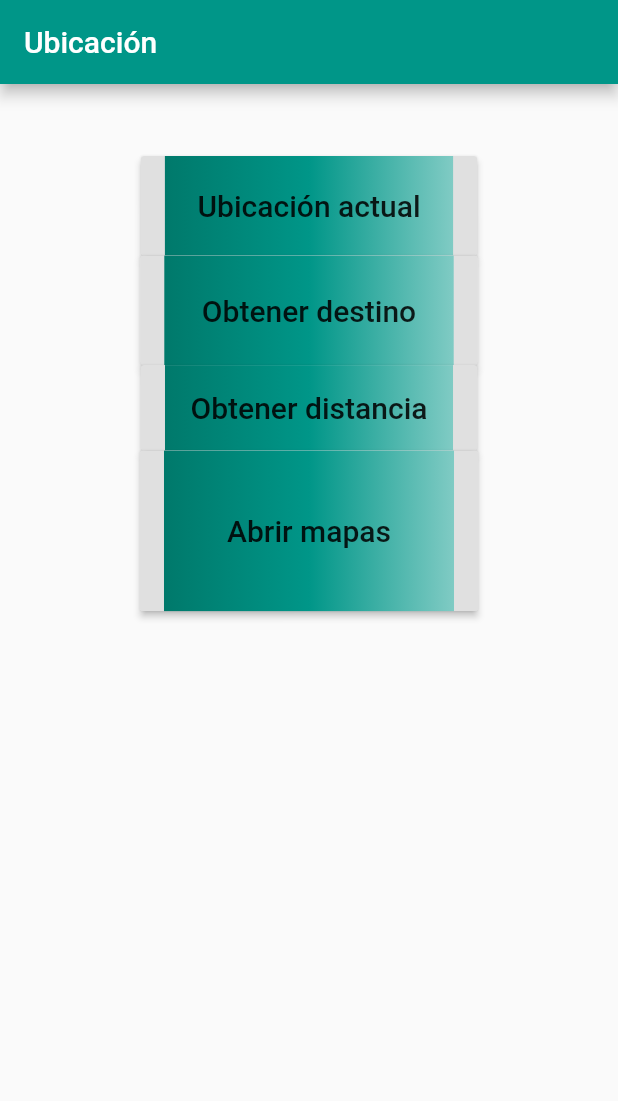
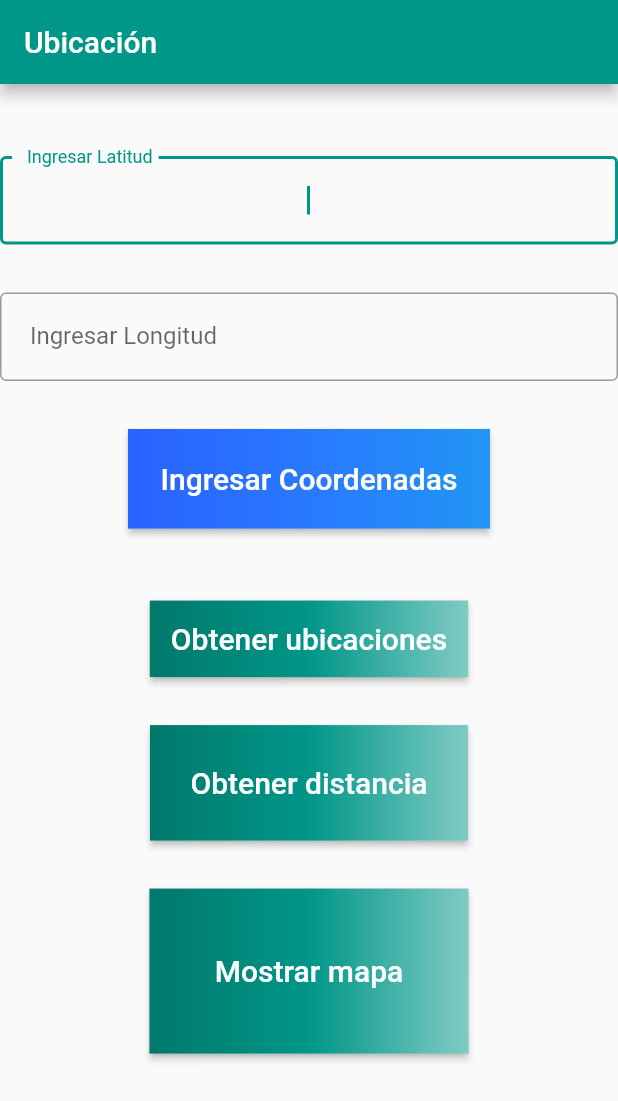
Before and after one commit to CarlosAguileraJ/Actividades-Aplicaciones-Moviles, a Flutter app: the screen it shows after launch, on a phone screen of 412 x 824 dp. Shown: the top 1101 px of the screen. Run offline on Flutter 3.47's test engine with Material 2 defaults, Android fonts, the phone set to English and light mode, and no system bars; our stand-ins replace geolocator, google_maps_flutter.

Commit message:
Agrege TextField para coordenadas
Se agregaron 2 TextField para ingresar coordenadas del destino

```diff
--- a/geolocalizacion_distancia/lib/Inicio.dart
+++ b/geolocalizacion_distancia/lib/Inicio.dart
@@ -1,4 +1,6 @@
+import 'package:flutter/gestures.dart';
 import 'package:flutter/material.dart';
+import 'package:flutter/widgets.dart';
 import 'package:geolocator/geolocator.dart';
 import 'Distancia.dart';
 
@@ -21,7 +23,13 @@ class _InicioState extends State<Inicio> {
   // distancias en metro km
   double _distanciaEnMetros, _distanciakm;
   // asignamos longitud y latitud del destino
-  double _latitud= 20.6737883, _logitud=-103.3704326 ; // modificar aqui las coordenadas del destino
+  double _latitud , _logitud ; // modificar aqui las coordenadas del destino
+  String inputstr = "";
+  String inputstr2 = "";
+  //= 20.6737883,-103.3704326;
+
+  final myController = TextEditingController();
+  final myController2 = TextEditingController();
 
   //= 20.6737883,-103.3704326;
 
@@ -32,8 +40,9 @@ class _InicioState extends State<Inicio> {
         title: Text("Ubicación"),
       ),
       //backgroundColor: Colors.lightBlue,
-      body: Center(
-        child: Column(
+      body: SingleChildScrollView(
+        child: Center(
+          child: Column(
           mainAxisAlignment: MainAxisAlignment.start,
           children: <Widget>[
             //Si el objeto que contiene las coordenadas no es nulo, muestra la ubicación
@@ -50,9 +59,92 @@ class _InicioState extends State<Inicio> {
               Text("\n  \t \t Distancia al destino:  $_distanciakm"+" Km  ", style: TextStyle(fontSize: 16, fontStyle: FontStyle.italic, color: Colors.teal),),
 
             Text("\n\n"),
+             TextField(
+               style: TextStyle(color: Colors.teal),
+               autofocus: true,
+                cursorColor: Colors.teal,
+                textAlign: TextAlign.center,
+                keyboardType: TextInputType.numberWithOptions(signed: true,decimal: true),
+                decoration:  InputDecoration(
+                border: OutlineInputBorder(),
+                  labelText: '  Ingresar Latitud',
+              ),
+              onChanged: (String textinput) {
+                setState(() {
+                  inputstr = textinput;
+                  _latitud=double.tryParse(inputstr);
+                });
+              },
+              controller: myController,
+            ),
+            Text("\n"),
+
+
+
+            new TextField(
+              autofocus: true,
+              cursorColor: Colors.teal,
+              textAlign: TextAlign.center,
+              style: TextStyle(color: Colors.teal),
+              keyboardType: TextInputType.numberWithOptions(signed: true,decimal: true),
+              decoration: new InputDecoration(
+                  border: OutlineInputBorder(),
+                    labelText: '  Ingresar Longitud'
+              ),
+              onChanged: (String textinput2) {
+                setState(() {
+                  inputstr2 = textinput2;
+                  _logitud= double.tryParse(inputstr2);
+                });
+              },
+              controller: myController2,
+            ),
+            Text("\n"),
 
             // boton obtener ubicacion
             RaisedButton(
+              textColor: Colors.white,
+              padding: const EdgeInsets.all(0.0),
+              child: Container(
+                decoration: const BoxDecoration(
+                  gradient: LinearGradient(
+                    colors: <Color>[
+                      Color(0xFF2962FF),
+                      Color(0xFF2979FF),
+                      Color(0xFF2196F3),
+                    ],
+                  ),
+                ),
+                padding: const EdgeInsets.all(21.7),
+                child: const Text(
+                  'Ingresar Coordenadas',
+                  style: TextStyle(fontSize: 20),
+                ),
+              ),
+              onPressed: () {
+                return showDialog(
+
+                  context: context,
+                  builder: (context) {
+                    return AlertDialog(
+                      // Recupera el texto que el usuario ha digitado utilizando nuestro
+                      // TextEditingController
+                      content: Text("Coordenadas Ingresadas: "+"\n\nLatitud:"+ myController.text+"\nLongitud: "+myController2.text,
+                      style: TextStyle(fontSize: 20),
+                      ),
+                      contentTextStyle: TextStyle(color: Colors.teal),
+                    );
+                  },
+                );
+              },
+
+            ),
+            Text("\n\n"),
+
+            // boton obtener destino
+            RaisedButton(
+              textColor: Colors.white,
+              padding: const EdgeInsets.all(0.0),
               child: Container(
                 decoration: const BoxDecoration(
                   gradient: LinearGradient(
@@ -63,20 +155,25 @@ class _InicioState extends State<Inicio> {
                     ],
                   ),
                 ),
-                padding: const EdgeInsets.all(21.7),
+                padding: const EdgeInsets.all(14.0),
                 child: const Text(
-                  'Ubicación actual',
-                  style: TextStyle(fontSize: 20),
+                    'Obtener ubicaciones',
+                    style: TextStyle(fontSize: 20)
                 ),
               ),
               onPressed: () {
+                _convertir();
                 _getCurrentLocation();
+                _ubicacionDestino();
+
               },
+            ),
+            Text("\n"),
 
-            ),
-
-            // boton obtener destino
+            // boton obtener distancia
             RaisedButton(
+              textColor: Colors.white,
+              padding: const EdgeInsets.all(0.0),
               child: Container(
                 decoration: const BoxDecoration(
                   gradient: LinearGradient(
@@ -87,19 +184,25 @@ class _InicioState extends State<Inicio> {
                     ],
                   ),
                 ),
-                padding: const EdgeInsets.all(25.0),
+                padding: const EdgeInsets.all(27.0),
                 child: const Text(
-                    'Obtener destino',
+                    'Obtener distancia',
                     style: TextStyle(fontSize: 20)
                 ),
               ),
               onPressed: () {
+                _getCurrentLocation();
+                _obtenerDistancia();
                 _ubicacionDestino();
+                _distanciakm = _distanciaEnMetros/1000;
               },
             ),
+            Text("\n"),
 
-            // boton obtener distancia
+            // boton mostrar mapa
             RaisedButton(
+              textColor: Colors.white,
+              padding: const EdgeInsets.all(0.0),
               child: Container(
                 decoration: const BoxDecoration(
                   gradient: LinearGradient(
@@ -110,46 +213,25 @@ class _InicioState extends State<Inicio> {
                     ],
                   ),
                 ),
-                padding: const EdgeInsets.all(17.0),
+                padding: const EdgeInsets.all(43.5),
                 child: const Text(
-                    'Obtener distancia',
+                    'Mostrar mapa',
                     style: TextStyle(fontSize: 20)
                 ),
               ),
               onPressed: () {
                 _getCurrentLocation();
-                _obtenerDistancia();
-                _obtenerDistancia();
-                _distanciakm = _distanciaEnMetros/1000;
-              },
-            ),
-
-            // boton mostrar mapa
-            RaisedButton(
-              child: Container(
-                decoration: const BoxDecoration(
-                  gradient: LinearGradient(
-                    colors: <Color>[
-                      Color(0xFF00796B),
-                      Color(0xFF009688),
-                      Color(0xFF80CBC4),
-                    ],
-                  ),
-                ),
-                padding: const EdgeInsets.all(42.0),
-                child: const Text(
-                    'Abrir mapas',
-                    style: TextStyle(fontSize: 20)
-                ),
-              ),
-              onPressed: () {
                 //Abro pantalla pasando como parámetro el objeto Position
                 Navigator.push(context, MaterialPageRoute(builder: (context) => Distancia(posicion: _currentPosition,)));
               },
             ),
+
+            Text("\n"),
+
           ],
         ),
       ),
+    )
     );
   }
 
@@ -182,6 +264,7 @@ class _InicioState extends State<Inicio> {
     } catch (e) {
       print(e);
     }
+    _ubicacionDestino();
   }
 
   _obtenerDistancia() async {
@@ -191,6 +274,7 @@ class _InicioState extends State<Inicio> {
   }
 
   _ubicacionDestino() async {
+
     try {
       List<Placemark> d = await geolocator.placemarkFromCoordinates(_latitud, _logitud);
       Placemark place = d[0];
@@ -202,4 +286,16 @@ class _InicioState extends State<Inicio> {
       print(e);
     }
   }
+  _convertir()async{
+    try {
+      String x = myController.toString();
+      String y = myController2.toString();
+      setState(() {
+        _logitud = double.parse(y);
+        _latitud = double.parse(x);
+      });
+    }catch(e){
+      print(e);
+    }
+  }
 }
```
